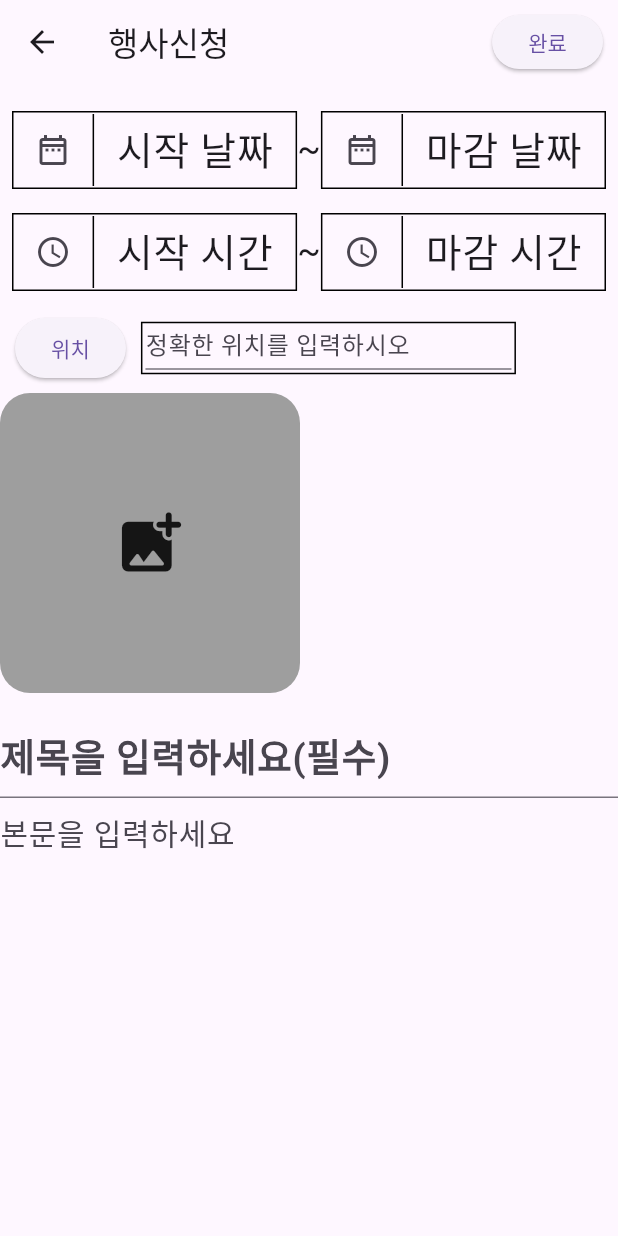
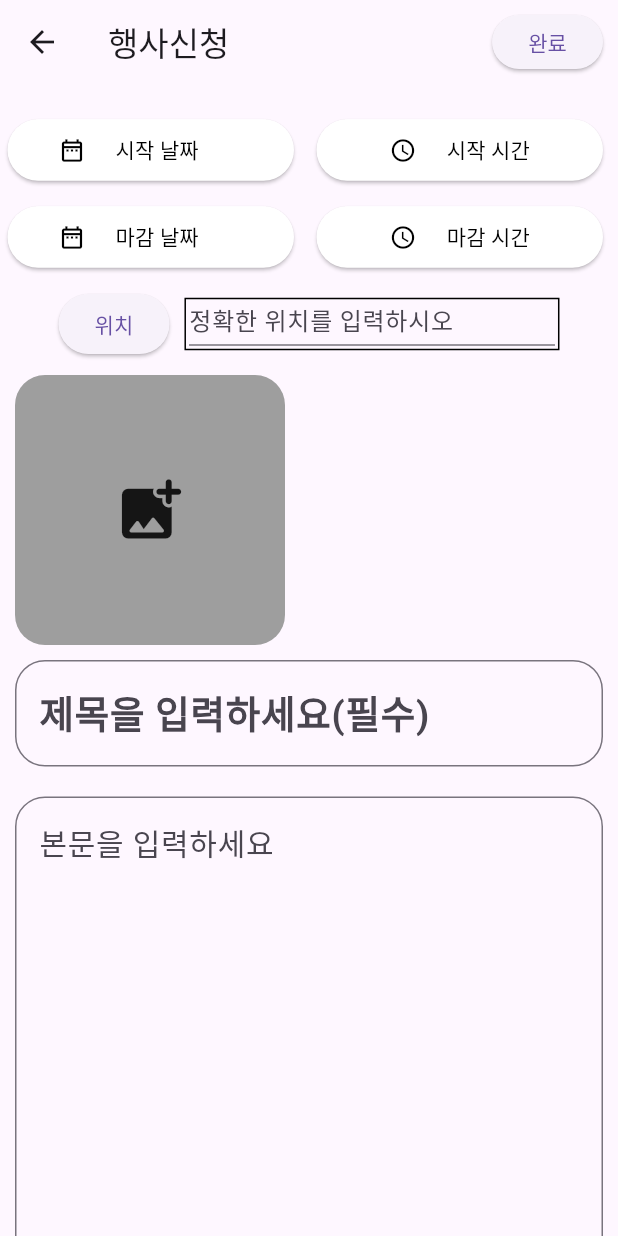
Before and after one commit to KMUCapstoneProject/FrontEnd, a Flutter app: the event_registration screen opened directly, on a phone screen of 412 x 824 dp. Run offline on Flutter 3.47's test engine with Material 3 defaults, Android fonts, the light colour scheme and no system bars; our stand-ins replace carousel_slider, dio, geolocator, get, google_maps_flutter, image_picker and 1 more; missing offline and left inert: cookie_jar, custom_info_window, dio_cookie_manager, label_marker.

Commit message:
event_registration_page 수정

```diff
--- a/lib/registration/event_registration_page.dart
+++ b/lib/registration/event_registration_page.dart
@@ -36,7 +36,6 @@
   String endDate = "마감 날짜";
   String startTime = "시작 시간";
   String endTime = "마감 시간";
-
 // 이미지를 선택해서 리스트에 저장하는 함수
   Future<void> _pickImage() async {
     final List<XFile> images = await ImagePicker().pickMultiImage();
@@ -108,12 +107,7 @@
     selectedTime.then((value) {
       if (value != null) {
         setState(() {
-          if (value.minute < 10) {
-            String minute = "0${value.minute}";
-            startTime = "${value.hour}:${minute}";
-          } else {
           startTime = "${value.hour}:${value.minute}";
-          }
         });
       }
     });
@@ -126,35 +120,19 @@
       context: context,
       initialTime: TimeOfDay.now(),
     );
-    selectedTime.then(
-      (value) {
+    selectedTime.then((value) {
       if (value != null) {
-          setState(
-            () {
-              if (value.minute < 10) {
-                String minute = "0${value.minute}";
-                endTime = "${value.hour}:${minute}";
-              } else {
+        setState(() {
           endTime = "${value.hour}:${value.minute}";
+        });
       }
-            },
-          );
+    });
   }
-      },
-    );
-  }
-
   // 앱바에 완료버튼을 누르면 이제 내용을 서버에 전송
   upload() async {
     String start = "$startDate $startTime:00";
     String end = "$endDate $endTime:00";
-    await mariaDB_server().event_registration_input(1, title_ctr.text,
-        content_ctr.text, start, end, Lat, Lng, locaton_ctr.text);
-    Get.back();
-  }
-
-  // 앱바에 아이콘을 누르면 비교과프로그램 등록 이전 화면으로 이동
-  backScrean() async {
+    await mariaDB_server().event_registration_input(1, title_ctr.text,content_ctr.text, start, end, Lat, Lng, locaton_ctr.text);
     Get.back();
   }
 
@@ -162,7 +140,7 @@
   Widget build(BuildContext context) {
     return Scaffold(
       appBar: AppBar(
-        title: Text("행사신청"),
+        title: const Text('행사신청'),
         actions: [
           Container(
             padding: const EdgeInsets.all(10),
@@ -182,48 +160,72 @@
           FocusScope.of(context).unfocus();
         },
         child: SingleChildScrollView(
-          //스크롤 할수있게하는 위젯
           child: Column(
             children: [
-              const SizedBox(
-                height: 10,
+              Container(
+                margin: const EdgeInsets.only(top: 20),
+                child: Row(
+                  mainAxisAlignment: MainAxisAlignment.center,
+                  children: [
+                    Flexible(
+                      flex: 5,
+                      child: Container(
+                        margin: const EdgeInsets.only(left: 5, right: 10),
+                        child: ElevatedButton(
+                          style: ElevatedButton.styleFrom(
+                            backgroundColor: Colors.white,
                           ),
-              Padding(
-                padding: const EdgeInsets.all(8.0),
-                child: Row(
-                  mainAxisAlignment: MainAxisAlignment.spaceBetween,
-                  children: [
-                    // 시작 날짜 부분
-                    Flexible(
-                      flex: 4,
+                          onPressed: setStartData,
                           child: Container(
-                        decoration: BoxDecoration(border: Border.all(width: 1)),
+                            padding: const EdgeInsets.all(10),
                             child: Row(
                               children: [
-                            Expanded(
-                              flex: 10,
-                              child: Container(
-                                decoration: const BoxDecoration(
-                                    border:
-                                        Border(right: BorderSide(width: 1))),
-                                child: IconButton(
-                                  onPressed: setStartData,
-                                  icon: const Icon(Icons.date_range_outlined),
+                                Container(
+                                  margin: const EdgeInsets.only(right: 20),
+                                  child: const Icon(
+                                    Icons.date_range_outlined,
+                                    color: Colors.black,
+                                  ),
+                                ),
+                                Text(
+                                  startDate,
+                                  style: const TextStyle(
+                                    color: Colors.black,
+                                  ),
+                                )
+                              ],
                             ),
                           ),
                         ),
-                            Expanded(
-                              flex: 25,
+                      ),
+                    ),
+                    Flexible(
+                      flex: 5,
                       child: Container(
-                                padding:
-                                    const EdgeInsets.only(left: 15, right: 15),
-                                child: SizedBox(
-                                  width: 105,
-                                  height: 50,
-                                  child: FittedBox(
-                                    fit: BoxFit.contain,
-                                    child: Text(
-                                      startDate,
+                        margin: const EdgeInsets.only(left: 5, right: 10),
+                        child: ElevatedButton(
+                          style: ElevatedButton.styleFrom(
+                            backgroundColor: Colors.white,
+                          ),
+                          onPressed: setStartTime,
+                          child: Container(
+                            padding: const EdgeInsets.all(10),
+                            child: Row(
+                              mainAxisAlignment: MainAxisAlignment.center,
+                              children: [
+                                Container(
+                                    margin: const EdgeInsets.only(right: 20),
+                                    child: const Icon(
+                                      Icons.access_time_sharp,
+                                      color: Colors.black,
+                                    )),
+                                Text(
+                                  startTime,
+                                  style: const TextStyle(
+                                    color: Colors.black,
+                                  ),
+                                )
+                              ],
                             ),
                           ),
                         ),
@@ -232,42 +234,70 @@
                   ],
                 ),
               ),
+              Container(
+                margin: const EdgeInsets.only(top: 10),
+                child: Row(
+                  mainAxisAlignment: MainAxisAlignment.center,
+                  children: [
+                    Flexible(
+                      flex: 5,
+                      child: Container(
+                        margin: const EdgeInsets.only(left: 5, right: 10),
+                        child: ElevatedButton(
+                          style: ElevatedButton.styleFrom(
+                            backgroundColor: Colors.white,
                           ),
-                    const Text(
-                      '~',
-                      style: TextStyle(fontSize: 23),
-                    ),
-                    // 마감 날짜 부분
-                    Flexible(
-                      flex: 4,
+                          onPressed: setEndData,
                           child: Container(
-                        decoration: BoxDecoration(border: Border.all(width: 1)),
+                            padding: const EdgeInsets.all(10),
                             child: Row(
                               children: [
-                            Expanded(
-                              flex: 10,
-                              child: Container(
-                                decoration: const BoxDecoration(
-                                    border:
-                                        Border(right: BorderSide(width: 1))),
-                                child: IconButton(
-                                  onPressed: setEndData,
-                                  icon: const Icon(Icons.date_range_outlined),
+                                Container(
+                                  margin: const EdgeInsets.only(right: 20),
+                                  child: const Icon(
+                                    Icons.date_range_outlined,
+                                    color: Colors.black,
+                                  ),
+                                ),
+                                Text(
+                                  endDate,
+                                  style: const TextStyle(
+                                    color: Colors.black,
+                                  ),
+                                )
+                              ],
                             ),
                           ),
                         ),
-                            Expanded(
-                              flex: 25,
+                      ),
+                    ),
+                    Flexible(
+                      flex: 5,
                       child: Container(
-                                padding:
-                                    const EdgeInsets.only(left: 15, right: 15),
-                                child: SizedBox(
-                                  width: 105,
-                                  height: 50,
-                                  child: FittedBox(
-                                    fit: BoxFit.contain,
-                                    child: Text(
-                                      endDate,
+                        margin: const EdgeInsets.only(left: 5, right: 10),
+                        child: ElevatedButton(
+                          style: ElevatedButton.styleFrom(
+                            backgroundColor: Colors.white,
+                          ),
+                          onPressed: setEndTime,
+                          child: Container(
+                            padding: const EdgeInsets.all(10),
+                            child: Row(
+                              mainAxisAlignment: MainAxisAlignment.center,
+                              children: [
+                                Container(
+                                    margin: const EdgeInsets.only(right: 20),
+                                    child: const Icon(
+                                      Icons.access_time_sharp,
+                                      color: Colors.black,
+                                    )),
+                                Text(
+                                  endTime,
+                                  style: const TextStyle(
+                                    color: Colors.black,
+                                  ),
+                                )
+                              ],
                             ),
                           ),
                         ),
@@ -276,106 +306,10 @@
                   ],
                 ),
               ),
-                    ),
-                  ],
-                ),
-              ),
-              Padding(
-                padding: const EdgeInsets.all(8.0),
+              Container(
+                margin: const EdgeInsets.all(10),
                 child: Row(
-                  mainAxisAlignment: MainAxisAlignment.spaceBetween,
-                  children: [
-                    // 시작 시간 부분
-                    Flexible(
-                      flex: 4,
-                      child: Container(
-                        decoration: BoxDecoration(border: Border.all(width: 1)),
-                        child: Row(
-                          children: [
-                            Expanded(
-                              flex: 10,
-                              child: Container(
-                                decoration: const BoxDecoration(
-                                    border:
-                                        Border(right: BorderSide(width: 1))),
-                                child: IconButton(
-                                  onPressed: setStartTime,
-                                  icon: const Icon(Icons.access_time_sharp),
-                                ),
-                              ),
-                            ),
-                            Expanded(
-                              flex: 25,
-                              child: Container(
-                                padding:
-                                    const EdgeInsets.only(left: 15, right: 15),
-                                child: SizedBox(
-                                  width: 105,
-                                  height: 50,
-                                  child: FittedBox(
-                                    fit: BoxFit.contain,
-                                    child: Text(
-                                      startTime,
-                                    ),
-                                  ),
-                                ),
-                              ),
-                            )
-                          ],
-                        ),
-                      ),
-                    ),
-                    const Text(
-                      '~',
-                      style: TextStyle(fontSize: 23),
-                    ),
-                    // 마감 시간 부분
-                    Flexible(
-                      flex: 4,
-                      child: Container(
-                        decoration: BoxDecoration(border: Border.all(width: 1)),
-                        child: Row(
-                          children: [
-                            Expanded(
-                              flex: 10,
-                              child: Container(
-                                decoration: const BoxDecoration(
-                                    border:
-                                        Border(right: BorderSide(width: 1))),
-                                child: IconButton(
-                                  onPressed: setEndTime,
-                                  icon: const Icon(Icons.access_time_sharp),
-                                ),
-                              ),
-                            ),
-                            Expanded(
-                              flex: 25,
-                              child: Container(
-                                padding:
-                                    const EdgeInsets.only(left: 15, right: 15),
-                                child: SizedBox(
-                                  width: 105,
-                                  height: 50,
-                                  child: FittedBox(
-                                    fit: BoxFit.contain,
-                                    child: Text(
-                                      endTime,
-                                    ),
-                                  ),
-                                ),
-                              ),
-                            )
-                          ],
-                        ),
-                      ),
-                    ),
-                  ],
-                ),
-              ),
-              Container(
-                padding: EdgeInsets.all(10),
-                height: 60,
-                child: Row(
+                  mainAxisAlignment: MainAxisAlignment.center,
                   children: [
                     ElevatedButton(
                       onPressed: () async {
@@ -385,32 +319,32 @@
                           Lng = double.parse(data.longitude.toStringAsFixed(5));
                         });
                       },
-                      child: Text("위치"),
-                    ),
-                    SizedBox(
-                      width: 10,
+                      child: const Text('위치'),
                     ),
                     Container(
+                      margin: const EdgeInsets.only(left: 10),
                       width: 250,
                       height: 35,
+                      decoration: BoxDecoration(
+                        border: Border.all(color: Colors.black),
+                      ),
                       child: Container(
-                        padding: EdgeInsets.only(bottom: 2, left: 2, right: 2),
+                        padding:
+                        const EdgeInsets.only(bottom: 2, left: 2, right: 2),
                         child: TextField(
                           controller: locaton_ctr,
-                          decoration: InputDecoration(
+                          decoration: const InputDecoration(
                             hintText: '정확한 위치를 입력하시오',
                           ),
                         ),
-                      ),
-                      decoration: BoxDecoration(
-                        border: Border.all(color: Colors.black),
                       ),
                     ),
                   ],
                 ),
               ),
-              SizedBox(
-                height: 200,
+              Container(
+                margin: const EdgeInsets.only(right: 10, left: 10),
+                height: 180,
                 child: ListView.separated(
                   scrollDirection: Axis.horizontal,
                   itemCount: imageFiles.length + 1,
@@ -421,8 +355,8 @@
                       return GestureDetector(
                         onTap: _pickImage,
                         child: Container(
-                          width: 200,
-                          height: 200,
+                          width: 180,
+                          height: 180,
                           decoration: BoxDecoration(
                               color: Colors.grey,
                               borderRadius: BorderRadius.circular(20)),
@@ -437,13 +371,19 @@
                       return Stack(
                         children: [
                           // 이미지 상자 테두리에 굴곡을 만들기 위해 ClipRRect사용
-                          ClipRRect(
+                          Container(
+                            decoration: BoxDecoration(
+                              border: Border.all(width: 1),
+                              borderRadius: BorderRadius.circular(20),
+                            ),
+                            child: ClipRRect(
                               borderRadius: BorderRadius.circular(20),
                               child: Image.file(
                                 File(imageFiles[index].path),
-                              width: 200,
-                              height: 200,
+                                width: 180,
+                                height: 180,
                                 fit: BoxFit.cover,
+                              ),
                             ),
                           ),
                           // 이미지 좌표 위에 버븐 생성
@@ -470,25 +410,38 @@
                   ),
                 ),
               ),
-              const SizedBox(
-                height: 15,
-              ),
-              TextField(
+              Container(
+                margin: const EdgeInsets.all(10),
+                child: TextField(
                   controller: title_ctr,
-                style: TextStyle(
+                  style: const TextStyle(
                     fontSize: 25,
                     fontWeight: FontWeight.w600,
                   ),
-                decoration: InputDecoration(hintText: '제목을 입력하세요(필수)'),
+                  decoration: InputDecoration(
+                    hintText: '제목을 입력하세요(필수)',
+                    border: OutlineInputBorder(
+                      borderRadius: BorderRadius.circular(20),
                     ),
-              TextField(
+                  ),
+                ),
+              ),
+              Container(
+                margin: const EdgeInsets.all(10),
+                child: TextField(
                   controller: content_ctr,
-                maxLines: 1000,
-                style: TextStyle(
+                  maxLines: 20,
+                  style: const TextStyle(
                     fontSize: 20,
                     fontWeight: FontWeight.w500,
                   ),
-                decoration: InputDecoration(hintText: '본문을 입력하세요'),
+                  decoration: InputDecoration(
+                    hintText: '본문을 입력하세요',
+                    border: OutlineInputBorder(
+                      borderRadius: BorderRadius.circular(20),
+                    ),
+                  ),
+                ),
               ),
             ],
           ),
```
Lines whose indentation alone changed are shown as unchanged.
